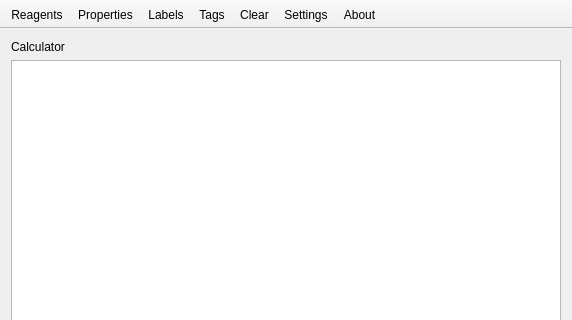
FrankMamuda/fumingcube, file mainwindow.ui: the form before one commit; both pictures show x 0 to 572 and y 0 to 320 of the 572 by 550 pixel window.
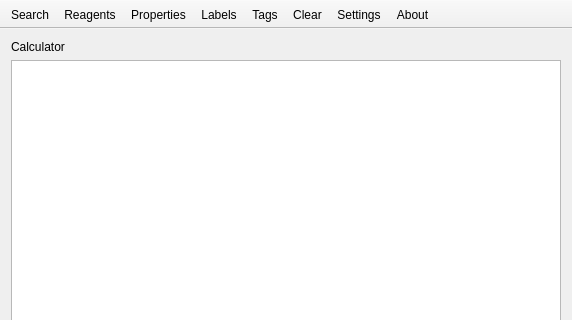
The form after the commit. Icons and pictures are not drawn. Custom widgets are drawn as their Qt base class.

Commit message: fix extraction ui lock; add search feature

```diff
--- a/mainwindow.ui
+++ b/mainwindow.ui
@@ -82,6 +82,7 @@
    <attribute name="toolBarBreak">
     <bool>false</bool>
    </attribute>
+   <addaction name="actionSearch"/>
    <addaction name="actionReagents"/>
    <addaction name="actionProperties"/>
    <addaction name="actionLabels"/>
@@ -162,6 +163,14 @@
     <string>Labels</string>
    </property>
   </action>
+  <action name="actionSearch">
+   <property name="icon">
+    <iconset theme="find"/>
+   </property>
+   <property name="text">
+    <string>Search</string>
+   </property>
+  </action>
  </widget>
  <layoutdefault spacing="6" margin="11"/>
  <customwidgets>
```
The commit also changes 9 other files.
